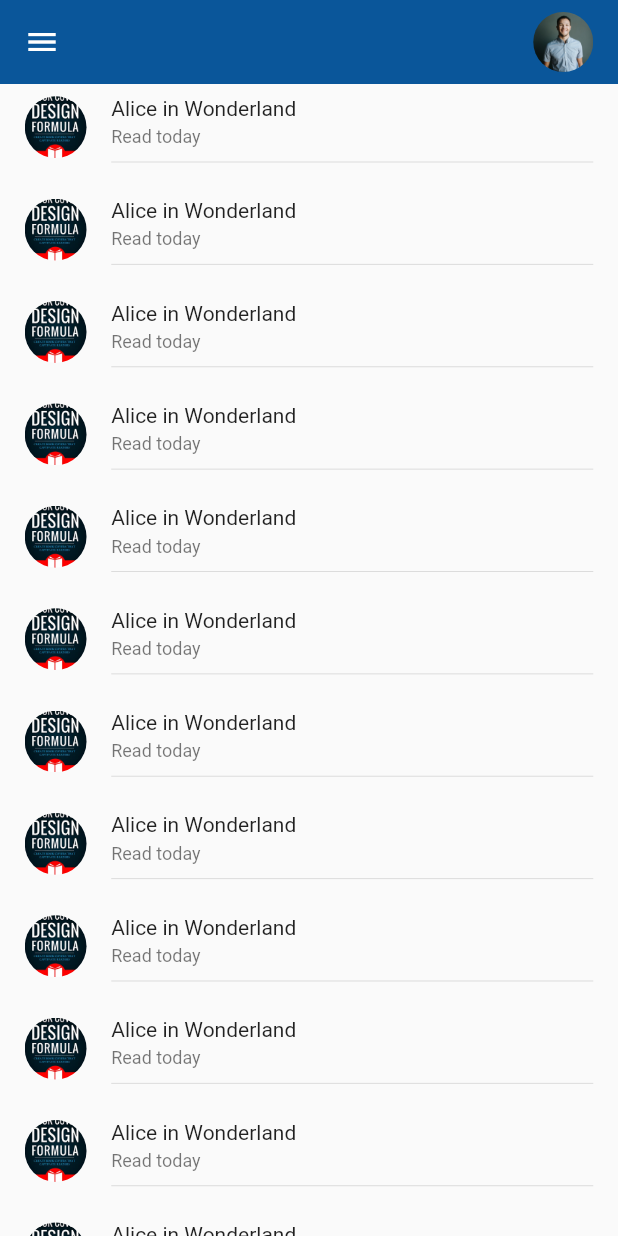
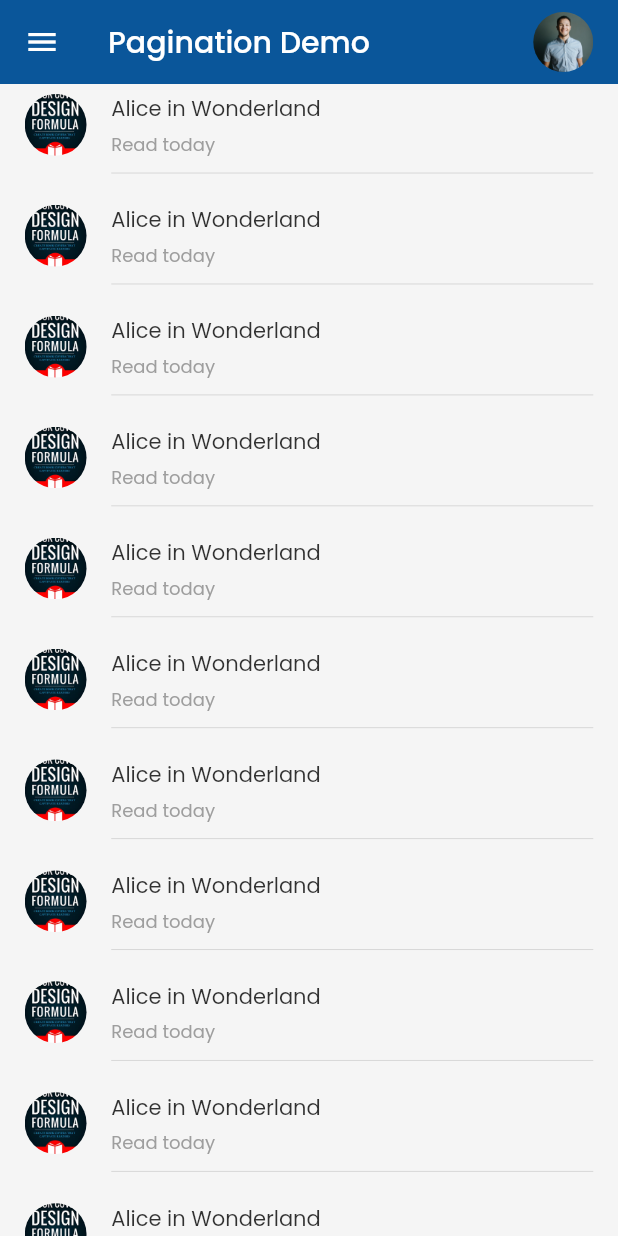
Before and after one commit to Arkay-Apps-Pvt-Ltd/pagination_demo, a Flutter app: the screen it shows after launch, on a phone screen of 412 x 824 dp. Run offline on Flutter 3.47's test engine with Material 2 defaults, Android fonts, the phone set to English and light mode, and no system bars; our stand-ins replace fluttertoast, get, simple_animations.

Commit message:
added styling attributes

```diff
--- a/lib/main.dart
+++ b/lib/main.dart
@@ -3,16 +3,20 @@ import 'package:get/get_navigation/src/root/get_material_app.dart';
 
 import 'constants/Routes.dart';
 import 'constants/ScreenRoutes.dart';
+import 'styles/ThemeStyle.dart';
 
 void main() {
   runApp(MyApp());
 }
 
 class MyApp extends StatelessWidget {
+  const MyApp({Key? key}) : super(key: key);
+
   @override
   Widget build(BuildContext context) {
     return GetMaterialApp(
       initialRoute: homeScreen,
+      theme: themeData(false, context),
       debugShowCheckedModeBanner: false,
       getPages: Routes.routes,
     );
--- a/lib/screens/HomeScreen.dart
+++ b/lib/screens/HomeScreen.dart
@@ -39,7 +39,7 @@ class _HomeScreenState extends State<HomeScreen> {
   @override
   Widget build(BuildContext context) {
     return Scaffold(
-      appBar: buildPrimaryAppBar(context, '$baseImagePath/avatar.png',
+      appBar: buildPrimaryAppBar(context, appName, '$baseImagePath/avatar.png',
           onLeadingPress: () {}, onProfileTap: () {}),
       body: SafeArea(
         child: Obx(
@@ -58,7 +58,7 @@ class _HomeScreenState extends State<HomeScreen> {
   Padding buildBookList(BuildContext context, int index) {
     return Padding(
       padding: EdgeInsets.symmetric(
-        vertical: MediaQuery.of(context).size.longestSide * 0.01,
+        vertical: MediaQuery.of(context).size.longestSide * 0.008,
         horizontal: MediaQuery.of(context).size.longestSide * 0.02,
       ),
       child: Column(
--- a/lib/styles/Style.dart
+++ b/lib/styles/Style.dart
@@ -7,7 +7,7 @@ import 'package:pagination_demo/constants/Constants.dart';
 import '../colors/colors.dart';
 import '../utils/Utils.dart';
 
-AppBar buildPrimaryAppBar(context, profilePicturePath,
+AppBar buildPrimaryAppBar(context, title, profilePicturePath,
     {required onLeadingPress, required Function onProfileTap}) {
   return AppBar(
     elevation: 0.0,
@@ -16,8 +16,9 @@ AppBar buildPrimaryAppBar(context, profilePicturePath,
       icon: Icon(Icons.menu),
       onPressed: onLeadingPress,
     ),
-    // title:
-
+    title: Text(
+      title,
+    ),
     actions: [
       Padding(
         padding: EdgeInsets.symmetric(
@@ -52,7 +53,7 @@ Widget displayLoadingIndicator(BuildContext context) {
             : CupertinoActivityIndicator(
                 radius: 10,
               ),
-               verticalSpace(context, 0.02),
+        verticalSpace(context, 0.02),
         Text(
           'loading...',
           style: Theme.of(context).textTheme.bodyMedium,
--- /dev/null
+++ b/lib/styles/ThemeStyle.dart
@@ -0,0 +1,71 @@
+import 'package:flutter/material.dart';
+import 'package:flutter/services.dart';
+
+import '../colors/colors.dart';
+import '../constants/Constants.dart';
+
+ThemeData themeData(bool isDarkTheme, BuildContext context) {
+  return ThemeData(
+    primarySwatch: Colors.blue,
+    primaryColor: isDarkTheme ? Colors.black : Colors.white,
+    backgroundColor: isDarkTheme ? Colors.grey : Color(0xffF1F5FB),
+    indicatorColor: isDarkTheme ? Color(0xff0E1D36) : Color(0xffCBDCF8),
+    // buttonColor: isDarkTheme ? Color(0xff3B3B3B) : Color(0xffF1F5FB),
+    hintColor: isDarkTheme ? Color(0xff280C0B) : Color(0xffEECED3),
+    highlightColor:
+        isDarkTheme ? Color(0xff372901) : primaryColor.withOpacity(0.4),
+    hoverColor: isDarkTheme ? Color(0xff3A3A3B) : Color(0xff4285F4),
+    focusColor: isDarkTheme ? Color(0xff0B2512) : Color(0xffA8DAB5),
+    disabledColor: Colors.grey,
+    cardColor: isDarkTheme ? Color(0xFF151515) : Colors.white,
+    canvasColor: isDarkTheme ? Colors.black87 : Colors.grey[100],
+    brightness: isDarkTheme ? Brightness.dark : Brightness.light,
+    dividerColor: isDarkTheme ? Colors.white54 : Colors.black12,
+    textTheme: TextTheme(
+      bodyText1: themeTextStyle(isDarkTheme),
+      bodyText2: themeTextStyle(isDarkTheme),
+      subtitle1: themeTextStyle(isDarkTheme),
+      subtitle2: themeTextStyle(isDarkTheme),
+      headline6: themeTextStyle(isDarkTheme),
+      headline5: themeTextStyle(isDarkTheme),
+      caption: captionTextStyle(isDarkTheme),
+    ),
+    buttonTheme: Theme.of(context).buttonTheme.copyWith(
+          colorScheme: isDarkTheme ? ColorScheme.dark() : ColorScheme.light(),
+        ),
+    appBarTheme: AppBarTheme(
+      elevation: 0.0,
+      backgroundColor: isDarkTheme ? Colors.blue[900] : primaryColor,
+      systemOverlayStyle: SystemUiOverlayStyle.light,
+      iconTheme: IconThemeData(color: Colors.white),
+      // toolbarTextStyle: ,
+      toolbarTextStyle: TextStyle(
+        color: Colors.white,
+        fontSize: 18,
+        fontWeight: FontWeight.w500,
+      ),
+    ),
+
+    textSelectionTheme: TextSelectionThemeData(
+      selectionHandleColor: isDarkTheme ? Colors.white : primaryColor,
+      cursorColor: isDarkTheme ? Colors.white : primaryColor,
+      selectionColor: isDarkTheme ? Colors.white60 : Colors.black12,
+    ),
+  );
+}
+
+TextStyle themeTextStyle(bool isDarkTheme) {
+  return TextStyle(
+    color: isDarkTheme
+        ? Colors.white.withOpacity(0.8)
+        : Colors.black.withOpacity(0.8),
+    fontFamily: poppinsFont,
+  );
+}
+
+TextStyle captionTextStyle(bool isDarkTheme) {
+  return TextStyle(
+    color: isDarkTheme ? Colors.white.withOpacity(0.8) : Colors.grey,
+    fontFamily: poppinsFont,
+  );
+}
```
Also changed, not shown: 3 other files.
